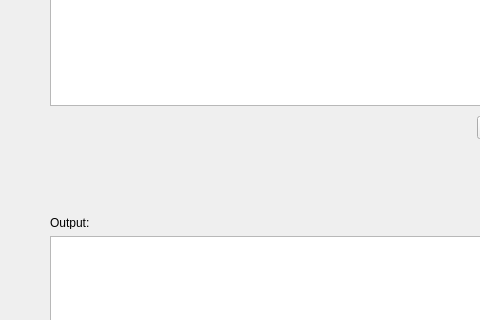
Above: CSI.ui from michalzielinski913/Serial-Port-Communication before the change; both pictures show x 0 to 480 and y 243 to 563 of the 600 by 800 pixel window. Below: the same form after it.
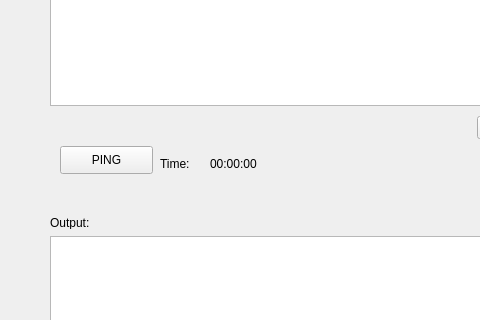
That is the form after the change.

Commit message:
Custom null draft and ping
Added basic custom null functionality, simillar thing with ping test

The edit to the form file:
```diff
--- a/CSI.ui
+++ b/CSI.ui
@@ -102,6 +102,45 @@
      <string>Clear</string>
     </property>
    </widget>
+   <widget class="QPushButton" name="Ping_button">
+    <property name="geometry">
+     <rect>
+      <x>60</x>
+      <y>370</y>
+      <width>93</width>
+      <height>28</height>
+     </rect>
+    </property>
+    <property name="text">
+     <string>PING</string>
+    </property>
+   </widget>
+   <widget class="QLabel" name="label_3">
+    <property name="geometry">
+     <rect>
+      <x>160</x>
+      <y>380</y>
+      <width>55</width>
+      <height>16</height>
+     </rect>
+    </property>
+    <property name="text">
+     <string>Time:</string>
+    </property>
+   </widget>
+   <widget class="QLabel" name="time_label">
+    <property name="geometry">
+     <rect>
+      <x>210</x>
+      <y>380</y>
+      <width>55</width>
+      <height>16</height>
+     </rect>
+    </property>
+    <property name="text">
+     <string>00:00:00</string>
+    </property>
+   </widget>
   </widget>
   <widget class="QMenuBar" name="menubar">
    <property name="geometry">
```
The commit also changes 3 other files.
